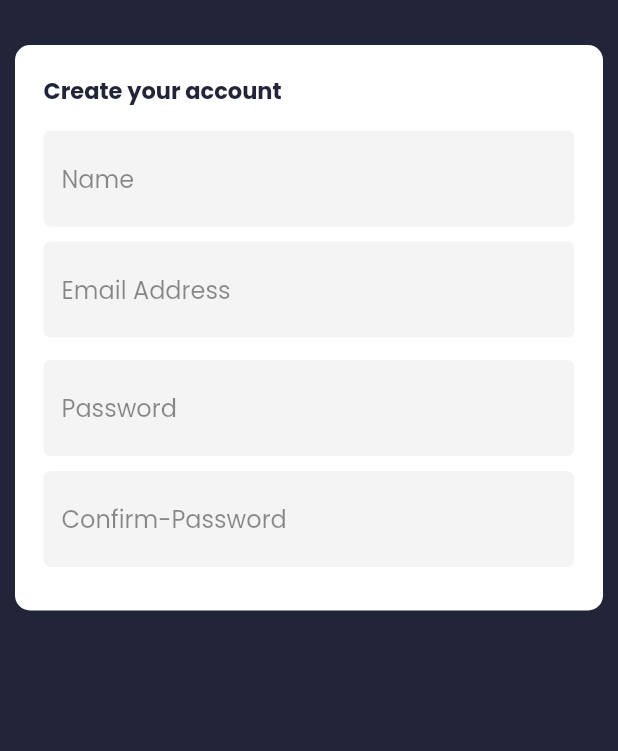
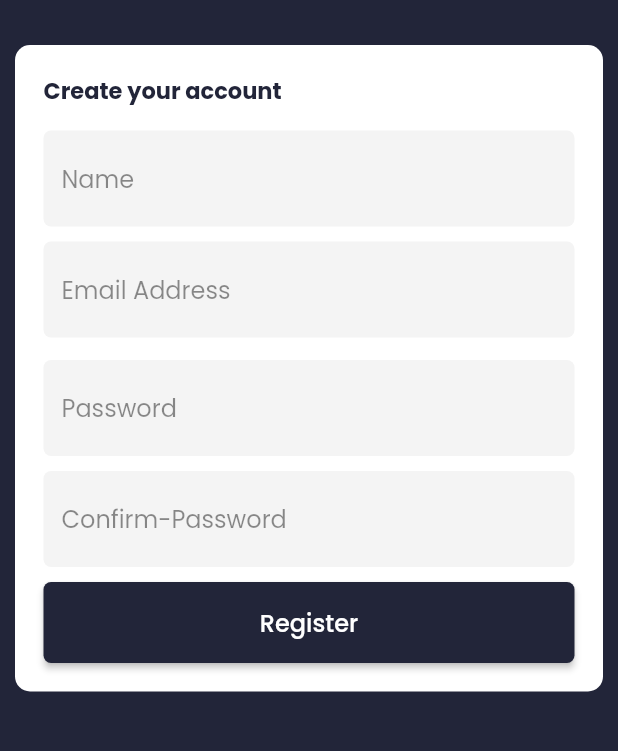
Before and after one commit to admiral41/ticketplease, a Flutter app: the SignUpScreen screen opened directly, on a phone screen of 412 x 824 dp, the part 150-901 px from its top. Run offline on Flutter 3.47's test engine with Material 2 defaults, Android fonts, the phone set to English and light mode, and no system bars; our stand-ins replace flutter_svg.

Commit message:
:lipstick: added register button

```diff
--- a/lib/Screens/signup_screen.dart
+++ b/lib/Screens/signup_screen.dart
@@ -107,7 +107,22 @@ class _SignUpScreenState extends State<SignUpScreen> {
                       ),
                     ),
                   ),
-
+                  ElevatedButton(
+                    onPressed: () {},
+                    style: ElevatedButton.styleFrom(
+                        primary: MyTheme.splash,
+                        shape: RoundedRectangleBorder(
+                          borderRadius: BorderRadius.circular(5),
+                        )
+                    ),
+                    child: const Center(
+                      child: Padding(
+                        padding: const EdgeInsets.all(15),
+                        child: Text("Register",
+                          style: TextStyle(fontSize: 16),),
+                      ),
+                    ),
+                  ),
                 ],
               ),
             )
```
